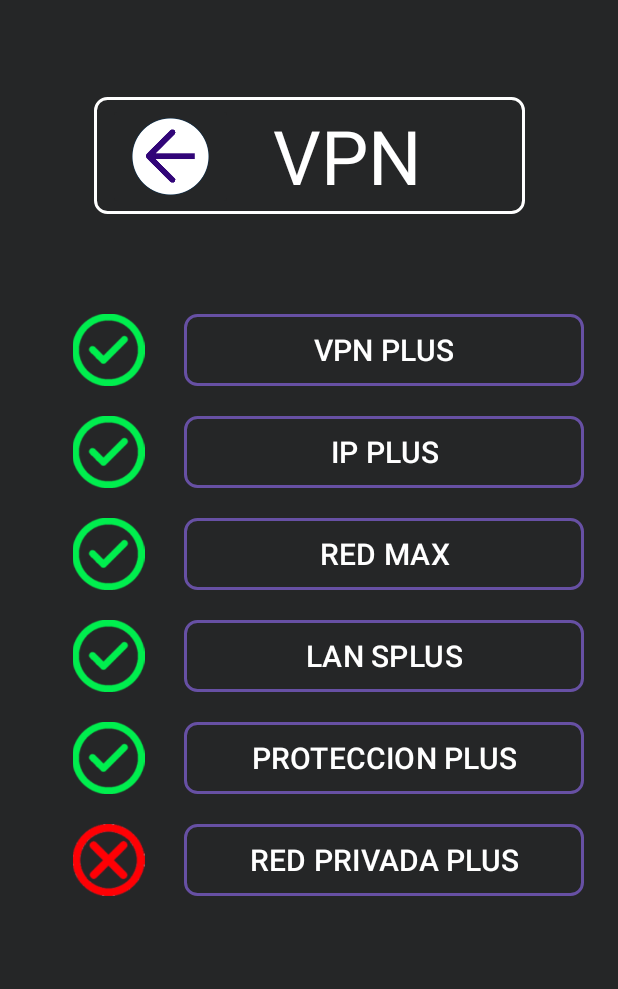
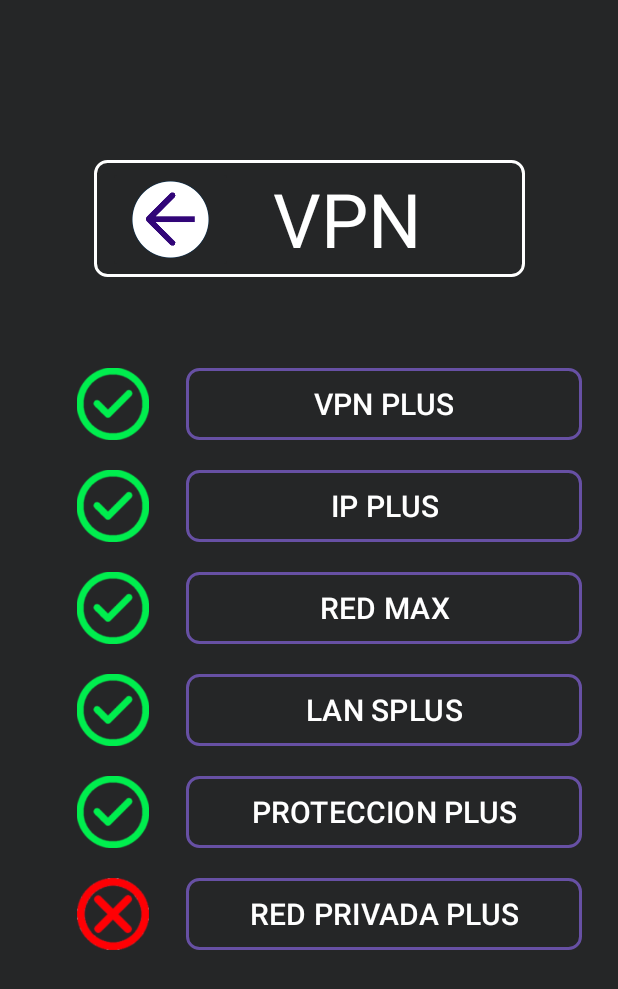
Before and after one commit to lcontvir/Eney-X, an Android app: the screen it shows after launch (activity_componente_unico), on a phone screen of 412 x 824 dp. Shown: the top 989 px of the screen. Run offline under Robolectric (Android 15) with nearby library versions, the phone set to English and light mode, and no system bars.

Commit message:
fix: Ids cambiados

```diff
--- a/app/src/main/res/layout/activity_componente_unico.xml
+++ b/app/src/main/res/layout/activity_componente_unico.xml
@@ -11,13 +11,14 @@
         android:id="@+id/unico_vpn"
         android:layout_width="wrap_content"
         android:layout_height="wrap_content"
+        android:layout_marginTop="48dp"
         android:background="@drawable/boton_bordes_blancos"
         android:padding="5dp"
         android:text="         VPN     "
         android:textAlignment="center"
         android:textColor="@color/white"
         android:textSize="50sp"
-        app:layout_constraintBottom_toTopOf="@+id/linearLayout3"
+        app:layout_constraintBottom_toTopOf="@+id/layout_componente"
         app:layout_constraintEnd_toEndOf="parent"
         app:layout_constraintStart_toStartOf="parent"
         app:layout_constraintTop_toTopOf="parent"
@@ -27,25 +28,25 @@
         android:id="@+id/logo"
         android:layout_width="231dp"
         android:layout_height="230dp"
-        android:layout_marginStart="236dp"
-        android:layout_marginBottom="652dp"
+        android:layout_marginStart="252dp"
+        android:layout_marginBottom="628dp"
         android:alpha="0.3"
         app:layout_constraintBottom_toBottomOf="parent"
         app:layout_constraintStart_toStartOf="parent"
         tools:srcCompat="@drawable/logoeneyx" />
 
     <LinearLayout
-        android:id="@+id/linearLayout3"
-        android:layout_width="367dp"
-        android:layout_height="574dp"
+        android:id="@+id/layout_componente"
+        android:layout_width="361dp"
+        android:layout_height="544dp"
         android:layout_margin="20dp"
         android:orientation="vertical"
         app:layout_constraintBottom_toBottomOf="parent"
         app:layout_constraintEnd_toEndOf="parent"
-        app:layout_constraintHorizontal_bias="0.4"
+        app:layout_constraintHorizontal_bias="0.615"
         app:layout_constraintStart_toStartOf="parent"
         app:layout_constraintTop_toTopOf="parent"
-        app:layout_constraintVertical_bias="0.9">
+        app:layout_constraintVertical_bias="0.938">
 
         <LinearLayout
             android:layout_width="match_parent"
```
